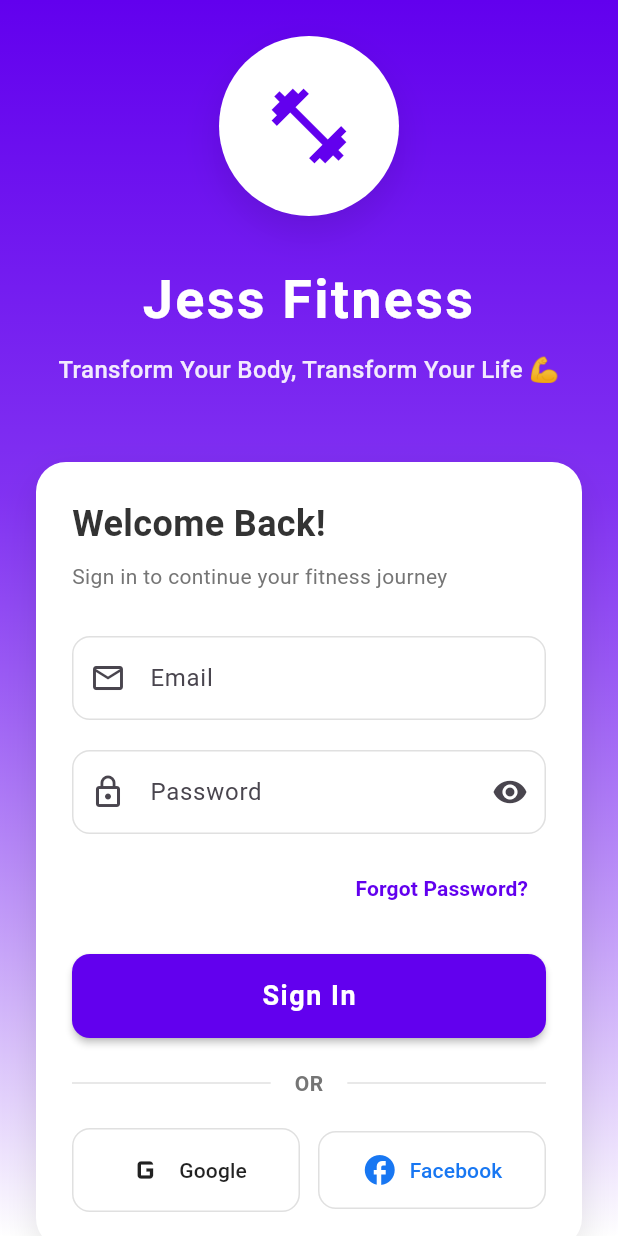
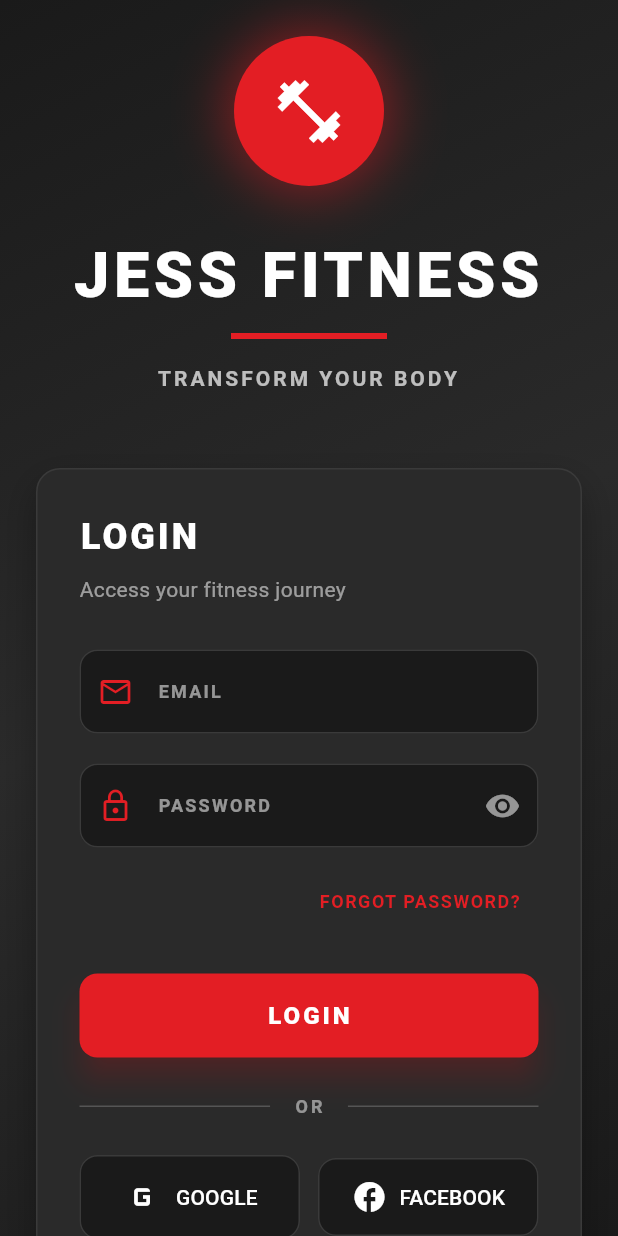
Before and after one commit to somkheartk/jess-fitness, a Flutter app: the screen it shows after launch, on a phone screen of 412 x 824 dp. Run offline on Flutter 3.47's test engine with Material 3 defaults, Android fonts, the phone set to English and light mode, and no system bars.

Commit message:
Update login screen with Jetts-style design (black, red, white theme)
Co-authored-by: somkheartk <43743072+somkheartk@users.noreply.github.com>

```diff
--- a/lib/main.dart
+++ b/lib/main.dart
@@ -19,10 +19,33 @@ class JessFitnessApp extends StatelessWidget {
       debugShowCheckedModeBanner: false,
       theme: ThemeData(
         colorScheme: ColorScheme.fromSeed(
-          seedColor: const Color(0xFF6200EE),
-          primary: const Color(0xFF6200EE),
+          seedColor: const Color(0xFFE31E24),
+          primary: const Color(0xFFE31E24),
+          secondary: const Color(0xFF1A1A1A),
         ),
+        scaffoldBackgroundColor: const Color(0xFF1A1A1A),
         useMaterial3: true,
+        fontFamily: 'Roboto',
+        textTheme: const TextTheme(
+          headlineLarge: TextStyle(
+            fontSize: 32,
+            fontWeight: FontWeight.bold,
+            color: Colors.white,
+          ),
+          headlineMedium: TextStyle(
+            fontSize: 24,
+            fontWeight: FontWeight.bold,
+            color: Colors.white,
+          ),
+          bodyLarge: TextStyle(
+            fontSize: 16,
+            color: Colors.white,
+          ),
+          bodyMedium: TextStyle(
+            fontSize: 14,
+            color: Colors.white70,
+          ),
+        ),
       ),
       home: const LoginScreen(),
     );
@@ -76,8 +99,9 @@ class _MainNavigationScreenState extends State<MainNavigationScreen> {
           ),
         ],
         currentIndex: _selectedIndex,
-        selectedItemColor: const Color(0xFF6200EE),
+        selectedItemColor: const Color(0xFFE31E24),
         unselectedItemColor: Colors.grey,
+        backgroundColor: const Color(0xFF1A1A1A),
         onTap: _onItemTapped,
         type: BottomNavigationBarType.fixed,
       ),
--- a/lib/screens/login_screen.dart
+++ b/lib/screens/login_screen.dart
@@ -1,5 +1,5 @@
 import 'package:flutter/material.dart';
-import 'main.dart';
+import '../main.dart';
 
 class LoginScreen extends StatefulWidget {
   const LoginScreen({super.key});
@@ -48,17 +48,18 @@ class _LoginScreenState extends State<LoginScreen> {
   @override
   Widget build(BuildContext context) {
     return Scaffold(
+      backgroundColor: const Color(0xFF1A1A1A),
       body: Container(
-        decoration: BoxDecoration(
+        decoration: const BoxDecoration(
           gradient: LinearGradient(
-            begin: Alignment.topCenter,
-            end: Alignment.bottomCenter,
+            begin: Alignment.topLeft,
+            end: Alignment.bottomRight,
             colors: [
-              const Color(0xFF6200EE),
-              const Color(0xFF6200EE).withOpacity(0.8),
-              Colors.white,
+              Color(0xFF1A1A1A),
+              Color(0xFF2A2A2A),
+              Color(0xFF1A1A1A),
             ],
-            stops: const [0.0, 0.4, 1.0],
+            stops: [0.0, 0.5, 1.0],
           ),
         ),
         child: SafeArea(
@@ -71,59 +72,73 @@ class _LoginScreenState extends State<LoginScreen> {
                   mainAxisAlignment: MainAxisAlignment.center,
                   crossAxisAlignment: CrossAxisAlignment.stretch,
                   children: [
-                    // App Logo and Title
+                    // App Logo and Title - Jetts Style
                     Container(
-                      width: 120,
-                      height: 120,
+                      width: 100,
+                      height: 100,
                       decoration: BoxDecoration(
-                        color: Colors.white,
+                        color: const Color(0xFFE31E24),
                         shape: BoxShape.circle,
                         boxShadow: [
                           BoxShadow(
-                            color: Colors.black.withOpacity(0.1),
-                            blurRadius: 20,
-                            offset: const Offset(0, 10),
+                            color: const Color(0xFFE31E24).withOpacity(0.5),
+                            blurRadius: 30,
+                            spreadRadius: 5,
                           ),
                         ],
                       ),
                       child: const Icon(
                         Icons.fitness_center,
-                        size: 60,
-                        color: Color(0xFF6200EE),
+                        size: 50,
+                        color: Colors.white,
                       ),
                     ),
                     const SizedBox(height: 30),
                     const Text(
-                      'Jess Fitness',
+                      'JESS FITNESS',
                       textAlign: TextAlign.center,
                       style: TextStyle(
-                        fontSize: 36,
-                        fontWeight: FontWeight.bold,
+                        fontSize: 42,
+                        fontWeight: FontWeight.w900,
                         color: Colors.white,
-                        letterSpacing: 1.5,
+                        letterSpacing: 3,
                       ),
                     ),
-                    const SizedBox(height: 10),
-                    Text(
-                      'Transform Your Body, Transform Your Life 💪',
+                    const SizedBox(height: 8),
+                    Container(
+                      height: 4,
+                      width: 60,
+                      margin: const EdgeInsets.symmetric(horizontal: 130),
+                      decoration: const BoxDecoration(
+                        color: Color(0xFFE31E24),
+                      ),
+                    ),
+                    const SizedBox(height: 16),
+                    const Text(
+                      'TRANSFORM YOUR BODY',
                       textAlign: TextAlign.center,
                       style: TextStyle(
-                        fontSize: 16,
-                        color: Colors.white.withOpacity(0.9),
-                        fontWeight: FontWeight.w500,
+                        fontSize: 14,
+                        color: Colors.white70,
+                        fontWeight: FontWeight.w600,
+                        letterSpacing: 2,
                       ),
                     ),
                     const SizedBox(height: 50),
 
-                    // Login Form Card
+                    // Login Form Card - Modern Dark Style
                     Container(
-                      padding: const EdgeInsets.all(24),
+                      padding: const EdgeInsets.all(28),
                       decoration: BoxDecoration(
-                        color: Colors.white,
-                        borderRadius: BorderRadius.circular(20),
+                        color: const Color(0xFF2A2A2A),
+                        borderRadius: BorderRadius.circular(16),
+                        border: Border.all(
+                          color: const Color(0xFF3A3A3A),
+                          width: 1,
+                        ),
                         boxShadow: [
                           BoxShadow(
-                            color: Colors.black.withOpacity(0.1),
+                            color: Colors.black.withOpacity(0.3),
                             blurRadius: 20,
                             offset: const Offset(0, 10),
                           ),
@@ -133,19 +148,21 @@ class _LoginScreenState extends State<LoginScreen> {
                         crossAxisAlignment: CrossAxisAlignment.stretch,
                         children: [
                           const Text(
-                            'Welcome Back!',
+                            'LOGIN',
                             style: TextStyle(
                               fontSize: 24,
-                              fontWeight: FontWeight.bold,
-                              color: Color(0xFF333333),
+                              fontWeight: FontWeight.w900,
+                              color: Colors.white,
+                              letterSpacing: 2,
                             ),
                           ),
                           const SizedBox(height: 8),
-                          Text(
-                            'Sign in to continue your fitness journey',
+                          const Text(
+                            'Access your fitness journey',
                             style: TextStyle(
                               fontSize: 14,
-                              color: Colors.grey[600],
+                              color: Colors.white54,
+                              fontWeight: FontWeight.w400,
                             ),
                           ),
                           const SizedBox(height: 30),
@@ -154,23 +171,38 @@ class _LoginScreenState extends State<LoginScreen> {
                           TextFormField(
                             controller: _emailController,
                             keyboardType: TextInputType.emailAddress,
+                            style: const TextStyle(color: Colors.white),
                             decoration: InputDecoration(
-                              labelText: 'Email',
-                              hintText: 'Enter your email',
-                              prefixIcon: const Icon(Icons.email_outlined),
+                              labelText: 'EMAIL',
+                              labelStyle: const TextStyle(
+                                color: Colors.white54,
+                                fontSize: 12,
+                                fontWeight: FontWeight.w600,
+                                letterSpacing: 1.5,
+                              ),
+                              hintText: 'your.email@example.com',
+                              hintStyle: TextStyle(color: Colors.white.withOpacity(0.3)),
+                              prefixIcon: const Icon(Icons.email_outlined, color: Color(0xFFE31E24)),
+                              filled: true,
+                              fillColor: const Color(0xFF1A1A1A),
                               border: OutlineInputBorder(
                                 borderRadius: BorderRadius.circular(12),
+                                borderSide: BorderSide.none,
                               ),
                               enabledBorder: OutlineInputBorder(
                                 borderRadius: BorderRadius.circular(12),
-                                borderSide: BorderSide(color: Colors.grey[300]!),
+                                borderSide: const BorderSide(color: Color(0xFF3A3A3A)),
                               ),
                               focusedBorder: OutlineInputBorder(
                                 borderRadius: BorderRadius.circular(12),
                                 borderSide: const BorderSide(
-                                  color: Color(0xFF6200EE),
+                                  color: Color(0xFFE31E24),
                                   width: 2,
                                 ),
+                              ),
+                              errorBorder: OutlineInputBorder(
+                                borderRadius: BorderRadius.circular(12),
+                                borderSide: const BorderSide(color: Colors.red),
                               ),
                             ),
                             validator: (value) {
@@ -189,15 +221,24 @@ class _LoginScreenState extends State<LoginScreen> {
                           TextFormField(
                             controller: _passwordController,
                             obscureText: !_isPasswordVisible,
+                            style: const TextStyle(color: Colors.white),
                             decoration: InputDecoration(
-                              labelText: 'Password',
+                              labelText: 'PASSWORD',
+                              labelStyle: const TextStyle(
+                                color: Colors.white54,
+                                fontSize: 12,
+                                fontWeight: FontWeight.w600,
+                                letterSpacing: 1.5,
+                              ),
                               hintText: 'Enter your password',
-                              prefixIcon: const Icon(Icons.lock_outline),
+                              hintStyle: TextStyle(color: Colors.white.withOpacity(0.3)),
+                              prefixIcon: const Icon(Icons.lock_outline, color: Color(0xFFE31E24)),
                               suffixIcon: IconButton(
                                 icon: Icon(
                                   _isPasswordVisible
                                       ? Icons.visibility_off
                                       : Icons.visibility,
+                                  color: Colors.white54,
                                 ),
                                 onPressed: () {
                                   setState(() {
@@ -205,19 +246,26 @@ class _LoginScreenState extends State<LoginScreen> {
                                   });
                                 },
                               ),
+                              filled: true,
+                              fillColor: const Color(0xFF1A1A1A),
                               border: OutlineInputBorder(
                                 borderRadius: BorderRadius.circular(12),
+                                borderSide: BorderSide.none,
                               ),
                               enabledBorder: OutlineInputBorder(
                                 borderRadius: BorderRadius.circular(12),
-                                borderSide: BorderSide(color: Colors.grey[300]!),
+                                borderSide: const BorderSide(color: Color(0xFF3A3A3A)),
                               ),
                               focusedBorder: OutlineInputBorder(
                                 borderRadius: BorderRadius.circular(12),
                                 borderSide: const BorderSide(
-                                  color: Color(0xFF6200EE),
+                                  color: Color(0xFFE31E24),
                                   width: 2,
                                 ),
+                              ),
+                              errorBorder: OutlineInputBorder(
+                                borderRadius: BorderRadius.circular(12),
+                                borderSide: const BorderSide(color: Colors.red),
                               ),
                             ),
                             validator: (value) {
@@ -240,32 +288,36 @@ class _LoginScreenState extends State<LoginScreen> {
                                 ScaffoldMessenger.of(context).showSnackBar(
                                   const SnackBar(
                                     content: Text('Password reset link sent to your email'),
+                                    backgroundColor: Color(0xFFE31E24),
                                   ),
                                 );
                               },
                               child: const Text(
-                                'Forgot Password?',
+                                'FORGOT PASSWORD?',
                                 style: TextStyle(
-                                  color: Color(0xFF6200EE),
-                                  fontWeight: FontWeight.w600,
+                                  color: Color(0xFFE31E24),
+                                  fontWeight: FontWeight.w700,
+                                  fontSize: 12,
+                                  letterSpacing: 1,
                                 ),
                               ),
                             ),
                           ),
-                          const SizedBox(height: 20),
+                          const SizedBox(height: 24),
 
-                          // Login Button
+                          // Login Button - Bold Red
                           SizedBox(
                             height: 56,
                             child: ElevatedButton(
                               onPressed: _isLoading ? null : _handleLogin,
                               style: ElevatedButton.styleFrom(
-                                backgroundColor: const Color(0xFF6200EE),
+                                backgroundColor: const Color(0xFFE31E24),
                                 foregroundColor: Colors.white,
                                 shape: RoundedRectangleBorder(
                                   borderRadius: BorderRadius.circular(12),
                                 ),
-                                elevation: 2,
+                                elevation: 8,
+                                shadowColor: const Color(0xFFE31E24).withOpacity(0.5),
                               ),
                               child: _isLoading
                                   ? const SizedBox(
@@ -277,35 +329,37 @@ class _LoginScreenState extends State<LoginScreen> {
                                       ),
                                     )
                                   : const Text(
-                                      'Sign In',
+                                      'LOGIN',
                                       style: TextStyle(
-                                        fontSize: 18,
-                                        fontWeight: FontWeight.bold,
-                                        letterSpacing: 1,
+                                        fontSize: 16,
+                                        fontWeight: FontWeight.w900,
+                                        letterSpacing: 2,
                                       ),
                                     ),
                             ),
                           ),
-                          const SizedBox(height: 20),
+                          const SizedBox(height: 24),
 
                           // Divider
                           Row(
                             children: [
-                              Expanded(child: Divider(color: Colors.grey[300])),
+                              Expanded(child: Divider(color: Colors.white.withOpacity(0.2))),
                               Padding(
                                 padding: const EdgeInsets.symmetric(horizontal: 16),
                                 child: Text(
                                   'OR',
                                   style: TextStyle(
-                                    color: Colors.grey[600],
-                                    fontWeight: FontWeight.w600,
+                                    color: Colors.white.withOpacity(0.5),
+                                    fontWeight: FontWeight.w700,
+                                    fontSize: 12,
+                                    letterSpacing: 2,
                                   ),
                                 ),
                               ),
-                              Expanded(child: Divider(color: Colors.grey[300])),
+                              Expanded(child: Divider(color: Colors.white.withOpacity(0.2))),
                             ],
                           ),
-                          const SizedBox(height: 20),
+                          const SizedBox(height: 24),
 
                           // Social Login Buttons
                           Row(
@@ -316,18 +370,20 @@ class _LoginScreenState extends State<LoginScreen> {
                                     ScaffoldMessenger.of(context).showSnackBar(
                                       const SnackBar(
                                         content: Text('Google Sign In coming soon!'),
+                                        backgroundColor: Color(0xFFE31E24),
                                       ),
                                     );
                                   },
                                   icon: const Icon(Icons.g_mobiledata, size: 28),
-                                  label: const Text('Google'),
+                                  label: const Text('GOOGLE'),
                                   style: OutlinedButton.styleFrom(
-                                    foregroundColor: Colors.black87,
-                                    side: BorderSide(color: Colors.grey[300]!),
+                                    foregroundColor: Colors.white,
+                                    side: const BorderSide(color: Color(0xFF3A3A3A)),
                                     padding: const EdgeInsets.symmetric(vertical: 14),
                                     shape: RoundedRectangleBorder(
                                       borderRadius: BorderRadius.circular(12),
                                     ),
+                                    backgroundColor: const Color(0xFF1A1A1A),
                                   ),
                                 ),
                               ),
@@ -338,18 +394,20 @@ class _LoginScreenState extends State<LoginScreen> {
                                     ScaffoldMessenger.of(context).showSnackBar(
                                       const SnackBar(
                                         content: Text('Facebook Sign In coming soon!'),
+                                        backgroundColor: Color(0xFFE31E24),
                                       ),
                                     );
                                   },
                                   icon: const Icon(Icons.facebook, size: 24),
-                                  label: const Text('Facebook'),
+                                  label: const Text('FACEBOOK'),
                                   style: OutlinedButton.styleFrom(
-                                    foregroundColor: const Color(0xFF1877F2),
-                                    side: BorderSide(color: Colors.grey[300]!),
+                                    foregroundColor: Colors.white,
+                                    side: const BorderSide(color: Color(0xFF3A3A3A)),
                                     padding: const EdgeInsets.symmetric(vertical: 14),
                                     shape: RoundedRectangleBorder(
                                       borderRadius: BorderRadius.circular(12),
                                     ),
+                                    backgroundColor: const Color(0xFF1A1A1A),
                                   ),
                                 ),
                               ),
@@ -364,11 +422,13 @@ class _LoginScreenState extends State<LoginScreen> {
                     Row(
                       mainAxisAlignment: MainAxisAlignment.center,
                       children: [
-                        Text(
-                          "Don't have an account? ",
+                        const Text(
+                          "DON'T HAVE AN ACCOUNT? ",
                           style: TextStyle(
-                            color: Colors.grey[700],
-                            fontSize: 14,
+                            color: Colors.white54,
+                            fontSize: 12,
+                            fontWeight: FontWeight.w600,
+                            letterSpacing: 1,
                           ),
                         ),
                         TextButton(
@@ -376,15 +436,17 @@ class _LoginScreenState extends State<LoginScreen> {
                             ScaffoldMessenger.of(context).showSnackBar(
                               const SnackBar(
                                 content: Text('Sign up page coming soon!'),
+                                backgroundColor: Color(0xFFE31E24),
                               ),
                             );
                           },
                           child: const Text(
-                            'Sign Up',
+                            'SIGN UP',
                             style: TextStyle(
-                              color: Color(0xFF6200EE),
-                              fontSize: 14,
-                              fontWeight: FontWeight.bold,
+                              color: Color(0xFFE31E24),
+                              fontSize: 12,
+                              fontWeight: FontWeight.w900,
+                              letterSpacing: 1.5,
                             ),
                           ),
                         ),
```
